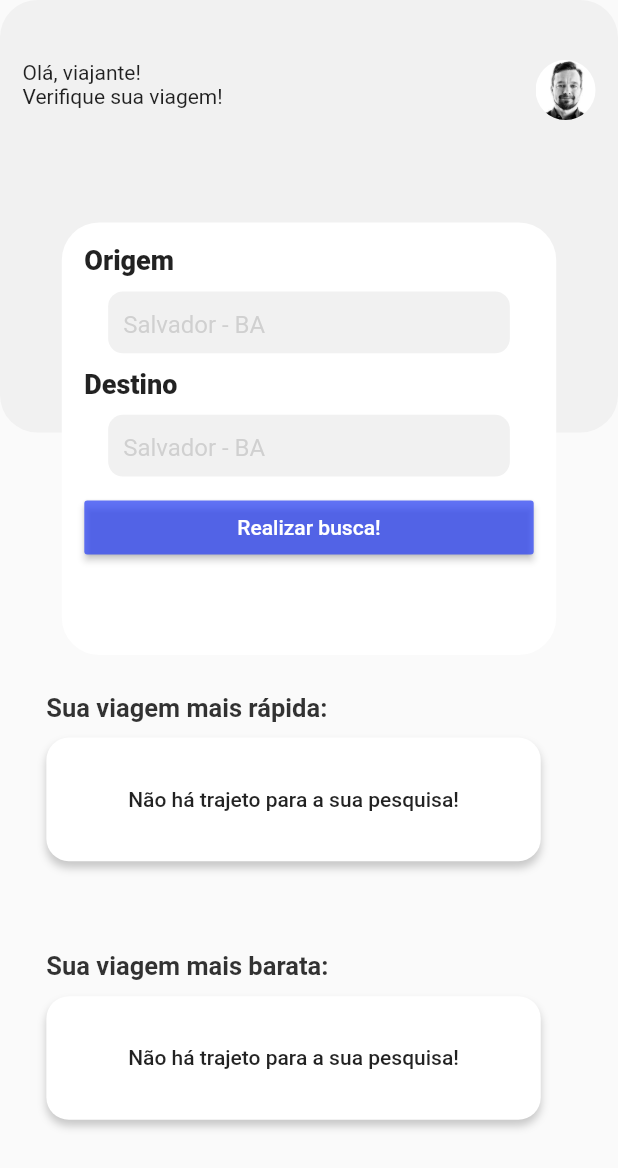
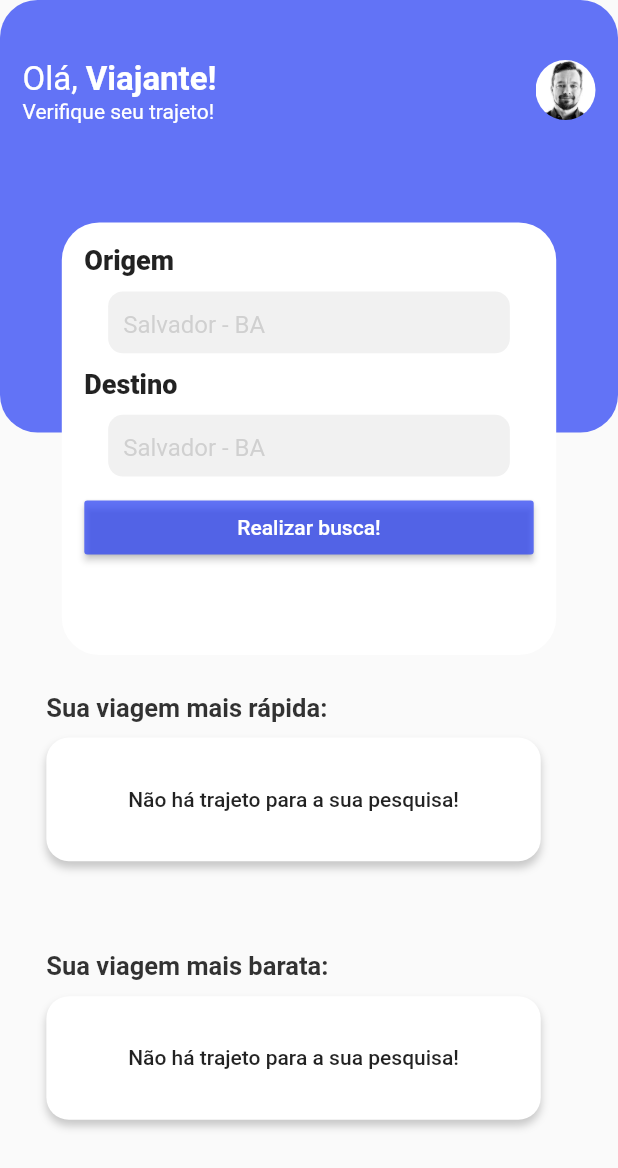
Before and after one commit to projeto-de-algoritmos/Grafos1_BusTravel, a Flutter app: the screen it shows after launch, on a phone screen of 412 x 824 dp. Shown: the top 1168 px of the screen. Run offline on Flutter 3.47's test engine with Material 2 defaults, Android fonts, the phone set to English and light mode, and no system bars; our stand-ins replace flutter_typeahead.

Commit message:
Mudanças visuais

```diff
--- a/lib/views/home/widgets/home_app_bar.dart
+++ b/lib/views/home/widgets/home_app_bar.dart
@@ -10,7 +10,7 @@ class HomeAppBar extends StatelessWidget {
     return Container(
       height: size.height * 0.35,
       decoration: BoxDecoration(
-        color: Colors.grey.withOpacity(0.1),
+        color: Color(0XFF2F46F5).withOpacity(0.75),
         borderRadius: const BorderRadius.horizontal(
           left: Radius.circular(25),
           right: Radius.circular(25),
@@ -26,8 +26,24 @@ class HomeAppBar extends StatelessWidget {
             Column(
               crossAxisAlignment: CrossAxisAlignment.start,
               children: const [
-                Text("Olá, viajante!"),
-                Text("Verifique sua viagem!")
+                Text.rich(
+                  TextSpan(
+                    text: "Olá, ",
+                    style: TextStyle(fontSize: 22, color: Colors.white),
+                    children: [
+                      TextSpan(
+                        text: "Viajante!",
+                        style: TextStyle(
+                          fontWeight: FontWeight.bold,
+                        ),
+                      ),
+                    ],
+                  ),
+                ),
+                Text(
+                  "Verifique seu trajeto!",
+                  style: TextStyle(color: Colors.white),
+                )
               ],
             ),
             ClipRRect(
```
